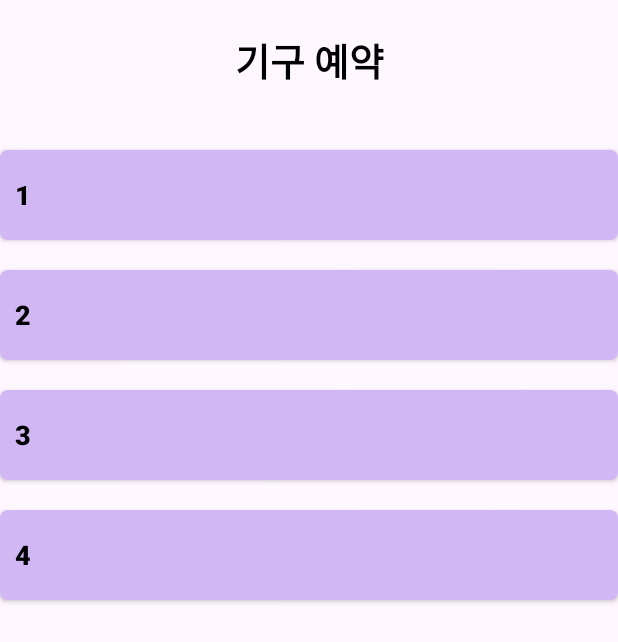
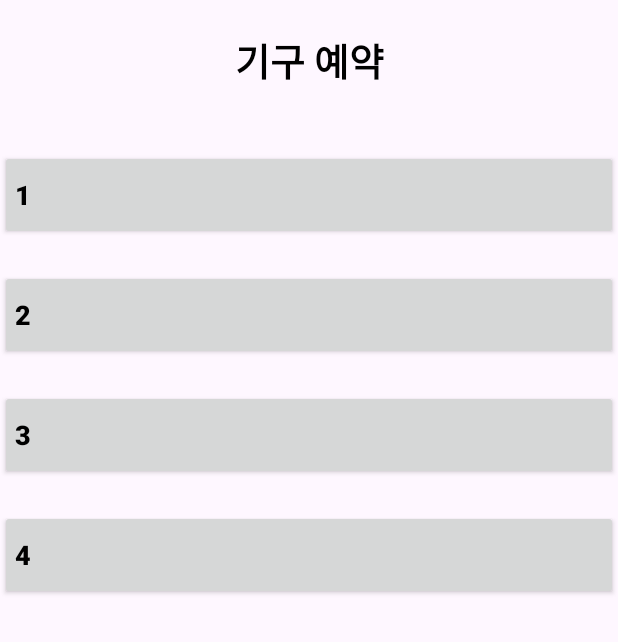
Before and after one commit to parkbjgit/MSA, an Android app: the FacilitySelectActivity screen opened directly, with no data from a screen before it, on a phone screen of 412 x 824 dp. Shown: the top 642 px of the screen. Run offline under Robolectric (Android 15) with nearby library versions, the light colour scheme and no system bars.

Commit message:
맨 위 상단 색 제거

```diff
--- a/app/src/main/res/drawable/btn_purple.xml
+++ /dev/null
@@ -1,10 +0,0 @@
-<?xml version="1.0" encoding="utf-8"?>
-<shape xmlns:android="http://schemas.android.com/apk/res/android" android:shape="rectangle" >
-    <corners
-        android:radius="5dp"
-        />
-    <solid
-        android:color="#D2B7F5"
-        />
-
-</shape>
--- a/app/src/main/res/layout/activity_facility_select.xml
+++ b/app/src/main/res/layout/activity_facility_select.xml
@@ -29,8 +29,7 @@
             android:textSize="18dp"
             android:layout_marginTop="20dp"
             android:gravity="center|left"
-            android:paddingLeft="10dp"
-            android:background="@drawable/btn_purple" />
+            android:paddingLeft="10dp" />
 
         <android.widget.Button
             android:id="@+id/btn_facility2"
@@ -42,8 +41,7 @@
             android:textSize="18dp"
             android:layout_marginTop="20dp"
             android:gravity="center|left"
-            android:paddingLeft="10dp"
-            android:background="@drawable/btn_purple" />
+            android:paddingLeft="10dp" />
 
         <android.widget.Button
             android:id="@+id/btn_facility3"
@@ -55,8 +53,7 @@
             android:textSize="18dp"
             android:layout_marginTop="20dp"
             android:gravity="center|left"
-            android:paddingLeft="10dp"
-            android:background="@drawable/btn_purple" />
+            android:paddingLeft="10dp" />
 
         <android.widget.Button
             android:id="@+id/btn_facility4"
@@ -68,8 +65,7 @@
             android:textSize="18dp"
             android:layout_marginTop="20dp"
             android:gravity="center|left"
-            android:paddingLeft="10dp"
-            android:background="@drawable/btn_purple" />
+            android:paddingLeft="10dp" />
 
     </LinearLayout>
 
--- a/app/src/main/res/layout/activity_facility_time_select.xml
+++ b/app/src/main/res/layout/activity_facility_time_select.xml
@@ -19,7 +19,6 @@
         android:id="@+id/facility_name"
         android:layout_width="match_parent"
         android:layout_height="60dp"
-        android:background="@drawable/btn_purple"
         android:textColor="@color/black"
         android:text="기구 이름"
         android:textSize="20dp"
--- a/app/src/main/res/layout/activity_payment.xml
+++ b/app/src/main/res/layout/activity_payment.xml
@@ -69,7 +69,6 @@
         android:id="@+id/btn_payment_ok"
         android:layout_width="150dp"
         android:layout_height="60dp"
-        android:background="@drawable/btn_purple"
         android:text="결제"
         android:textColor="@color/black"
         android:textSize="18dp"
--- a/app/src/main/res/layout/fragment_reservation.xml
+++ b/app/src/main/res/layout/fragment_reservation.xml
@@ -20,7 +20,6 @@
         android:layout_gravity="center"
         android:layout_marginTop="100dp"
         android:text="입장권 구매"
-        android:background="@drawable/btn_purple"
         android:textSize="20sp"
         android:textStyle="bold" />
 
--- a/app/src/main/res/values-night/themes.xml
+++ b/app/src/main/res/values-night/themes.xml
@@ -1,6 +1,8 @@
 <resources xmlns:tools="http://schemas.android.com/tools">
     <!-- Base application theme. -->
     <style name="Base.Theme.MSA" parent="Theme.Material3.DayNight.NoActionBar">
+        <item name="windowNoTitle">true</item>
+        <item name="android:windowFullscreen">true</item>
         <!-- Customize your dark theme here. -->
         <!-- <item name="colorPrimary">@color/my_dark_primary</item> -->
     </style>
--- a/app/src/main/res/values/themes.xml
+++ b/app/src/main/res/values/themes.xml
@@ -1,6 +1,8 @@
 <resources xmlns:tools="http://schemas.android.com/tools">
     <!-- Base application theme. -->
     <style name="Base.Theme.MSA" parent="Theme.Material3.DayNight.NoActionBar">
+        <item name="windowNoTitle">true</item>
+        <item name="android:windowFullscreen">true</item>
         <!-- Customize your light theme here. -->
         <!-- <item name="colorPrimary">@color/my_light_primary</item> -->
     </style>
```
